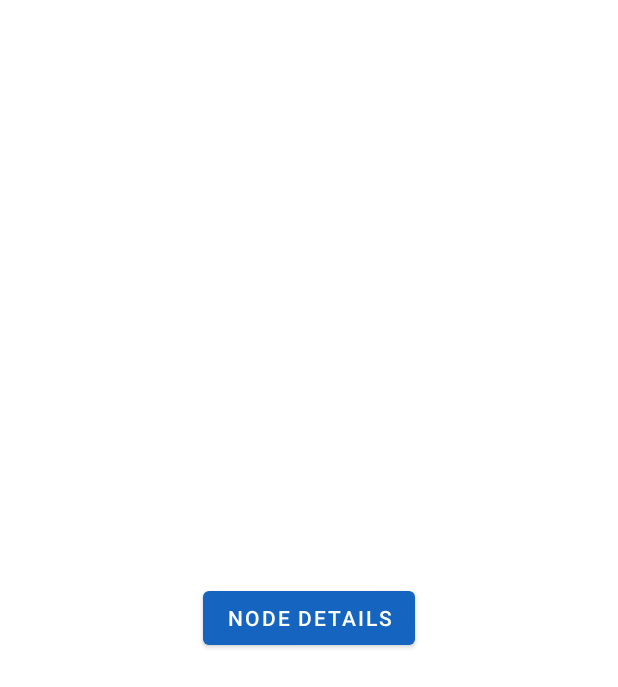
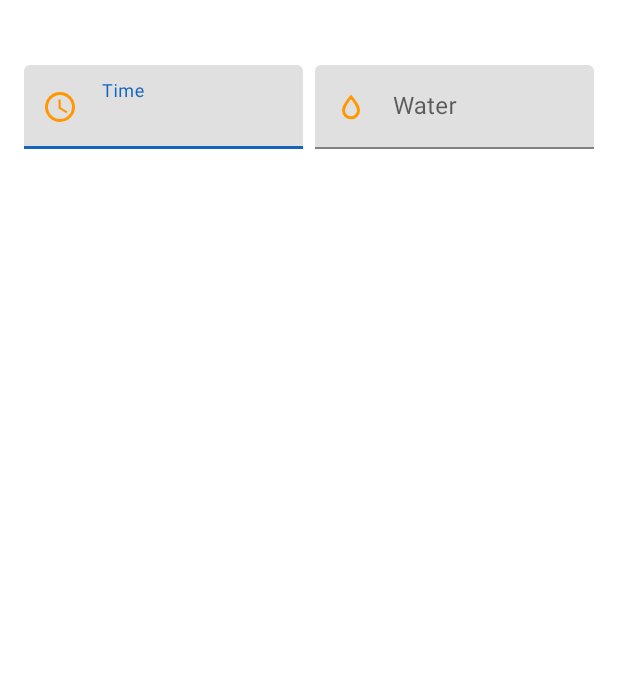
Before and after one commit to linxaddict/smart-garden, an Android app: the layout fragment_node_details.xml on its own in the app's theme, with its tools: preview values and no code run, on a phone screen of 412 x 824 dp. Shown: the top 687 px of the screen. Run offline under Robolectric (Android 15) with nearby library versions, the phone set to English and light mode, and no system bars.

Commit message:
added activation view

```diff
--- /dev/null
+++ b/app/src/main/java/com/machineinsight_it/smartgarden/presentation/node/details/ActivationView.kt
@@ -0,0 +1,68 @@
+package com.machineinsight_it.smartgarden.presentation.node.details
+
+import android.content.Context
+import android.util.AttributeSet
+import android.view.LayoutInflater
+import android.widget.FrameLayout
+import androidx.core.widget.doOnTextChanged
+import androidx.databinding.DataBindingUtil
+import com.machineinsight_it.smartgarden.R
+import com.machineinsight_it.smartgarden.databinding.ViewActivationBinding
+import java.lang.NumberFormatException
+
+class ActivationView @JvmOverloads constructor(
+    context: Context,
+    attrs: AttributeSet? = null,
+    defStyleAttr: Int = 0
+) : FrameLayout(context, attrs, defStyleAttr) {
+    private var timeValue: String? = null
+    private var waterValue: Int? = null
+    private var binding: ViewActivationBinding
+
+    var time: String?
+        set(value) {
+            timeValue = value
+            binding.timeEdit.setText(value)
+        }
+        get() = timeValue
+
+    var water: Int?
+        set(value) {
+            waterValue = value
+            binding.waterEdit.setText(value.toString())
+        }
+        get() = waterValue
+
+    init {
+        val typedArray = context.obtainStyledAttributes(attrs, R.styleable.ActivationView)
+        timeValue = typedArray.getString(R.styleable.ActivationView_time)
+        waterValue = typedArray.getInt(R.styleable.ActivationView_water, 0)
+        if (waterValue == 0) {
+            waterValue = null
+        }
+        typedArray.recycle()
+
+        binding = DataBindingUtil.inflate(
+            LayoutInflater.from(context),
+            R.layout.view_activation,
+            this,
+            true
+        )
+
+        timeValue?.let { binding.timeEdit.setText(it) }
+        binding.timeEdit.doOnTextChanged { text, _, _, _ ->
+            text?.let { timeValue = it.toString() }
+        }
+
+        waterValue?.let { binding.waterEdit.setText(it.toString()) }
+        binding.waterEdit.doOnTextChanged { text, _, _, _ ->
+            text?.let {
+                waterValue = try {
+                    Integer.parseInt(it.toString())
+                } catch (e: NumberFormatException) {
+                    0
+                }
+            }
+        }
+    }
+}
--- a/app/src/main/java/com/machineinsight_it/smartgarden/presentation/node/details/NodeDetailsFragment.kt
+++ b/app/src/main/java/com/machineinsight_it/smartgarden/presentation/node/details/NodeDetailsFragment.kt
@@ -7,17 +7,15 @@ import android.view.View
 import android.view.ViewGroup
 import androidx.databinding.DataBindingUtil
 import androidx.fragment.app.Fragment
-import androidx.navigation.fragment.findNavController
 import androidx.navigation.fragment.navArgs
 import com.machineinsight_it.smartgarden.R
 import com.machineinsight_it.smartgarden.databinding.FragmentNodeDetailsBinding
-import com.machineinsight_it.smartgarden.presentation.node.list.NodeListFragmentDirections
 import dagger.android.support.AndroidSupportInjection
 import javax.inject.Inject
 
 class NodeDetailsFragment : Fragment() {
     @Inject
-    lateinit var model: NodeDetailsViewModel
+    lateinit var viewModel: NodeDetailsViewModel
 
     lateinit var binding: FragmentNodeDetailsBinding
 
@@ -35,11 +33,8 @@ class NodeDetailsFragment : Fragment() {
     ): View? {
         binding =
             DataBindingUtil.inflate(inflater, R.layout.fragment_node_details, container, false)
-        binding.btn.setOnClickListener {
-            findNavController().navigateUp()
-        }
-
-        println("args: ${args.node}")
+        viewModel.setNode(args.node)
+        binding.model = viewModel
 
         return binding.root
     }
--- a/app/src/main/java/com/machineinsight_it/smartgarden/presentation/node/details/NodeDetailsViewModel.kt
+++ b/app/src/main/java/com/machineinsight_it/smartgarden/presentation/node/details/NodeDetailsViewModel.kt
@@ -1,5 +1,26 @@
 package com.machineinsight_it.smartgarden.presentation.node.details
 
+import androidx.databinding.ObservableField
+import com.machineinsight_it.smartgarden.domain.Node
 import com.machineinsight_it.smartgarden.presentation.base.BaseViewModel
+import java.text.SimpleDateFormat
+import java.util.*
 
-class NodeDetailsViewModel : BaseViewModel()
+private const val DATE_TIME_FORMAT = "HH:mm dd-MM-yyyy"
+private const val TIME_FORMAT = "HH:mm"
+
+class NodeDetailsViewModel : BaseViewModel() {
+    private val dateFormatter = SimpleDateFormat(DATE_TIME_FORMAT, Locale.getDefault())
+    private val timeFormatter = SimpleDateFormat(TIME_FORMAT, Locale.getDefault())
+    private var node: Node? = null
+
+    val name = ObservableField<String>()
+    val lastActivation = ObservableField<String>()
+
+    fun setNode(node: Node) {
+        this.node = node
+
+        name.set(node.name.capitalize())
+        lastActivation.set(dateFormatter.format(node.lastActivation.timeStamp))
+    }
+}
--- /dev/null
+++ b/app/src/main/res/drawable/clock_outline.xml
@@ -0,0 +1,8 @@
+<!-- drawable/clock_outline.xml -->
+<vector xmlns:android="http://schemas.android.com/apk/res/android"
+    android:height="24dp"
+    android:width="24dp"
+    android:viewportWidth="24"
+    android:viewportHeight="24">
+    <path android:fillColor="#000" android:pathData="M12,20A8,8 0 0,0 20,12A8,8 0 0,0 12,4A8,8 0 0,0 4,12A8,8 0 0,0 12,20M12,2A10,10 0 0,1 22,12A10,10 0 0,1 12,22C6.47,22 2,17.5 2,12A10,10 0 0,1 12,2M12.5,7V12.25L17,14.92L16.25,16.15L11,13V7H12.5Z" />
+</vector>
--- /dev/null
+++ b/app/src/main/res/drawable/water_outline.xml
@@ -0,0 +1,8 @@
+<!-- drawable/water_outline.xml -->
+<vector xmlns:android="http://schemas.android.com/apk/res/android"
+    android:height="24dp"
+    android:width="24dp"
+    android:viewportWidth="24"
+    android:viewportHeight="24">
+    <path android:fillColor="#000" android:pathData="M12,3.77L11.25,4.61C11.25,4.61 9.97,6.06 8.68,7.94C7.39,9.82 6,12.07 6,14.23A6,6 0 0,0 12,20.23A6,6 0 0,0 18,14.23C18,12.07 16.61,9.82 15.32,7.94C14.03,6.06 12.75,4.61 12.75,4.61L12,3.77M12,6.9C12.44,7.42 12.84,7.85 13.68,9.07C14.89,10.83 16,13.07 16,14.23C16,16.45 14.22,18.23 12,18.23C9.78,18.23 8,16.45 8,14.23C8,13.07 9.11,10.83 10.32,9.07C11.16,7.85 11.56,7.42 12,6.9Z" />
+</vector>
--- a/app/src/main/res/layout/fragment_node_details.xml
+++ b/app/src/main/res/layout/fragment_node_details.xml
@@ -2,19 +2,33 @@
 <layout xmlns:android="http://schemas.android.com/apk/res/android"
     xmlns:app="http://schemas.android.com/apk/res-auto">
 
+    <data>
+
+        <variable
+            name="model"
+            type="com.machineinsight_it.smartgarden.presentation.node.details.NodeDetailsViewModel" />
+
+    </data>
+
     <androidx.constraintlayout.widget.ConstraintLayout
         android:layout_width="match_parent"
-        android:layout_height="match_parent">
+        android:layout_height="match_parent"
+        android:padding="@dimen/padding_large">
 
-        <Button
-            android:id="@+id/btn"
-            android:layout_width="wrap_content"
+        <TextView
+            android:id="@+id/name"
+            style="@style/TextAppearance.MaterialComponents.Headline6"
+            android:layout_width="match_parent"
             android:layout_height="wrap_content"
-            android:text="node details"
-            app:layout_constraintBottom_toBottomOf="parent"
-            app:layout_constraintEnd_toEndOf="parent"
+            android:text="@{model.name}"
             app:layout_constraintStart_toStartOf="parent"
             app:layout_constraintTop_toTopOf="parent" />
+
+        <com.machineinsight_it.smartgarden.presentation.node.details.ActivationView
+            android:layout_width="match_parent"
+            android:layout_height="wrap_content"
+            app:layout_constraintStart_toStartOf="parent"
+            app:layout_constraintTop_toBottomOf="@id/name" />
 
     </androidx.constraintlayout.widget.ConstraintLayout>
 
--- /dev/null
+++ b/app/src/main/res/layout/view_activation.xml
@@ -0,0 +1,56 @@
+<?xml version="1.0" encoding="utf-8"?>
+<layout xmlns:android="http://schemas.android.com/apk/res/android"
+    xmlns:app="http://schemas.android.com/apk/res-auto">
+
+    <androidx.constraintlayout.widget.ConstraintLayout
+        android:layout_width="match_parent"
+        android:layout_height="wrap_content">
+
+        <com.google.android.material.textfield.TextInputLayout
+            android:id="@+id/time"
+            android:layout_width="0dp"
+            android:layout_height="wrap_content"
+            android:hint="@string/time"
+            app:startIconDrawable="@drawable/clock_outline"
+            app:startIconTint="@color/colorAccent"
+            app:layout_constraintStart_toStartOf="parent"
+            app:layout_constraintEnd_toStartOf="@+id/spacer"
+            app:layout_constraintTop_toTopOf="parent">
+
+            <com.google.android.material.textfield.TextInputEditText
+                android:id="@+id/timeEdit"
+                android:layout_width="match_parent"
+                android:layout_height="wrap_content"
+                android:inputType="datetime" />
+
+        </com.google.android.material.textfield.TextInputLayout>
+
+        <Space
+            android:id="@+id/spacer"
+            android:layout_width="@dimen/padding_default"
+            android:layout_height="wrap_content"
+            app:layout_constraintStart_toEndOf="@id/time"
+            app:layout_constraintEnd_toStartOf="@+id/water"
+            app:layout_constraintTop_toTopOf="parent"/>
+
+        <com.google.android.material.textfield.TextInputLayout
+            android:id="@+id/water"
+            android:layout_width="0dp"
+            android:layout_height="wrap_content"
+            android:hint="@string/water"
+            app:startIconDrawable="@drawable/water_outline"
+            app:startIconTint="@color/colorAccent"
+            app:layout_constraintStart_toEndOf="@id/spacer"
+            app:layout_constraintEnd_toEndOf="parent"
+            app:layout_constraintTop_toTopOf="parent">
+
+            <com.google.android.material.textfield.TextInputEditText
+                android:id="@+id/waterEdit"
+                android:layout_width="match_parent"
+                android:layout_height="wrap_content"
+                android:inputType="number" />
+
+        </com.google.android.material.textfield.TextInputLayout>
+
+    </androidx.constraintlayout.widget.ConstraintLayout>
+</layout>
--- a/app/src/main/res/values/attrs.xml
+++ b/app/src/main/res/values/attrs.xml
@@ -3,4 +3,9 @@
     <declare-styleable name="NodeStatusView">
         <attr name="online" format="boolean" />
     </declare-styleable>
+
+    <declare-styleable name="ActivationView">
+        <attr name="time" format="string" />
+        <attr name="water" format="integer" />
+    </declare-styleable>
 </resources>
--- a/app/src/main/res/values/strings.xml
+++ b/app/src/main/res/values/strings.xml
@@ -4,4 +4,6 @@
     <string name="offline">Offline</string>
     <string name="details">Details</string>
     <string name="last_activation_at">activated at</string>
+    <string name="time">Time</string>
+    <string name="water">Water</string>
 </resources>
```
